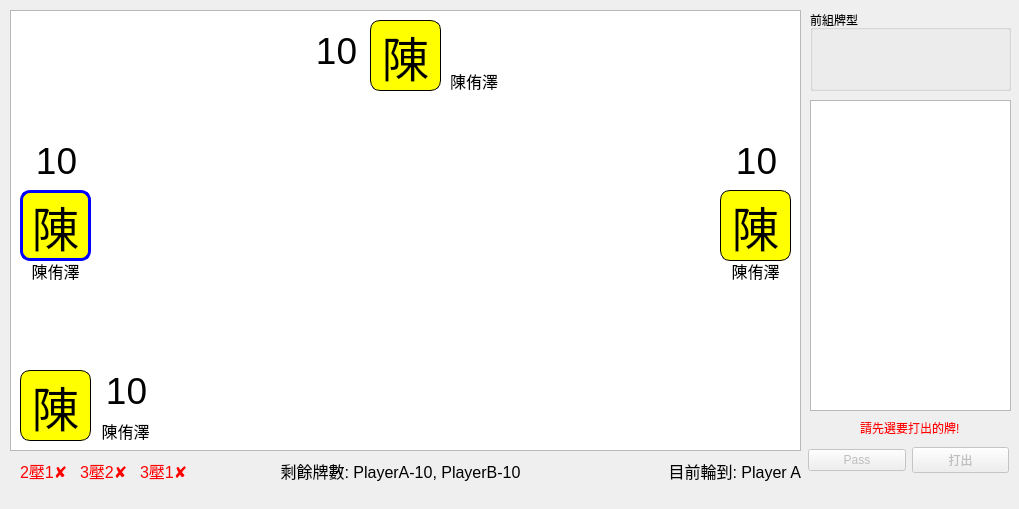
First picture: the form in mainwindow.ui, repository XCI9/CardGame, before the edit.
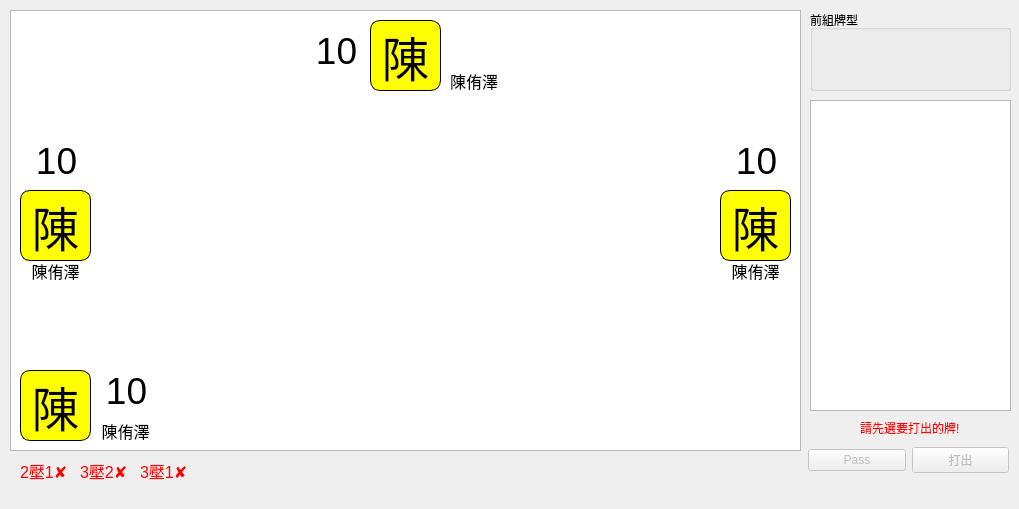
Second picture: the form after the edit.

Commit message: shift current player to table front

What changed in the file:
```diff
--- a/mainwindow.ui
+++ b/mainwindow.ui
@@ -199,54 +199,6 @@
      <layout class="QHBoxLayout" name="prev_hand"/>
     </widget>
    </widget>
-   <widget class="QLabel" name="turn_player_name">
-    <property name="geometry">
-     <rect>
-      <x>610</x>
-      <y>460</y>
-      <width>191</width>
-      <height>21</height>
-     </rect>
-    </property>
-    <property name="font">
-     <font>
-      <pointsize>12</pointsize>
-     </font>
-    </property>
-    <property name="styleSheet">
-     <string notr="true"/>
-    </property>
-    <property name="text">
-     <string>目前輪到: Player A</string>
-    </property>
-    <property name="alignment">
-     <set>Qt::AlignRight|Qt::AlignTrailing|Qt::AlignVCenter</set>
-    </property>
-   </widget>
-   <widget class="QLabel" name="card_count">
-    <property name="geometry">
-     <rect>
-      <x>200</x>
-      <y>460</y>
-      <width>401</width>
-      <height>21</height>
-     </rect>
-    </property>
-    <property name="font">
-     <font>
-      <pointsize>12</pointsize>
-     </font>
-    </property>
-    <property name="styleSheet">
-     <string notr="true"/>
-    </property>
-    <property name="text">
-     <string>剩餘牌數: PlayerA-10, PlayerB-10</string>
-    </property>
-    <property name="alignment">
-     <set>Qt::AlignCenter</set>
-    </property>
-   </widget>
    <widget class="QLabel" name="player1_icon">
     <property name="geometry">
      <rect>
@@ -262,7 +214,7 @@
      </font>
     </property>
     <property name="styleSheet">
-     <string notr="true">border: 3px solid blue; border-radius: 10px;background-color: #ff0</string>
+     <string notr="true">border: 1px solid black; border-radius: 10px;background-color: #ff0</string>
     </property>
     <property name="text">
      <string>陳</string>
```
The commit also changes 2 other files.
